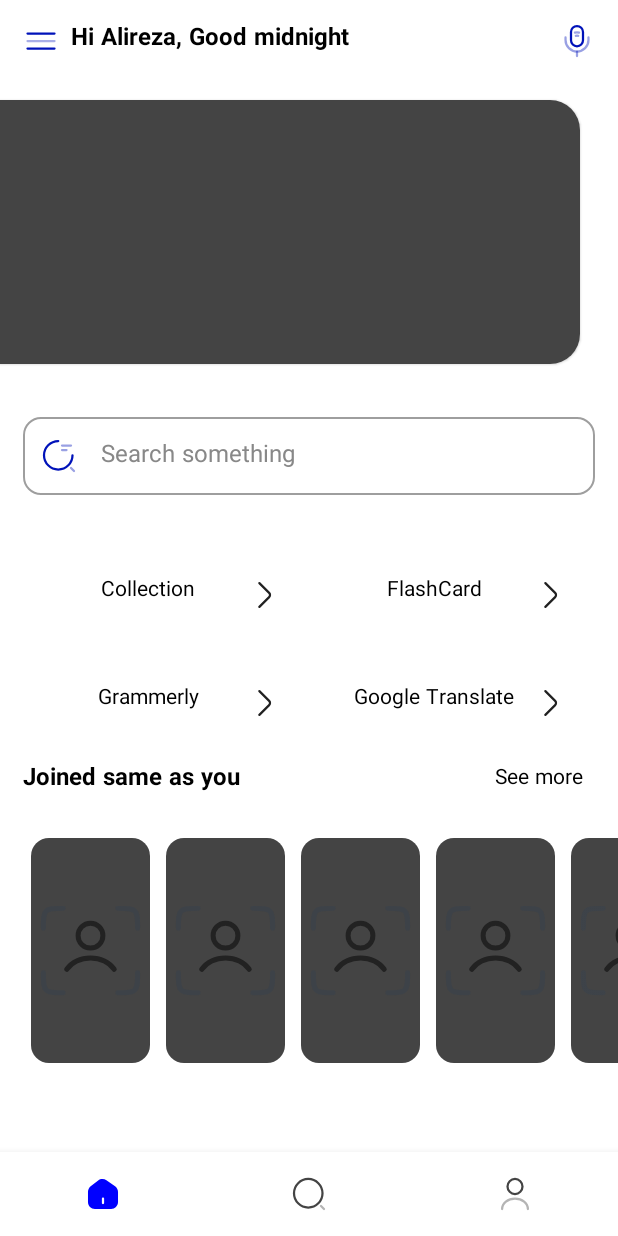
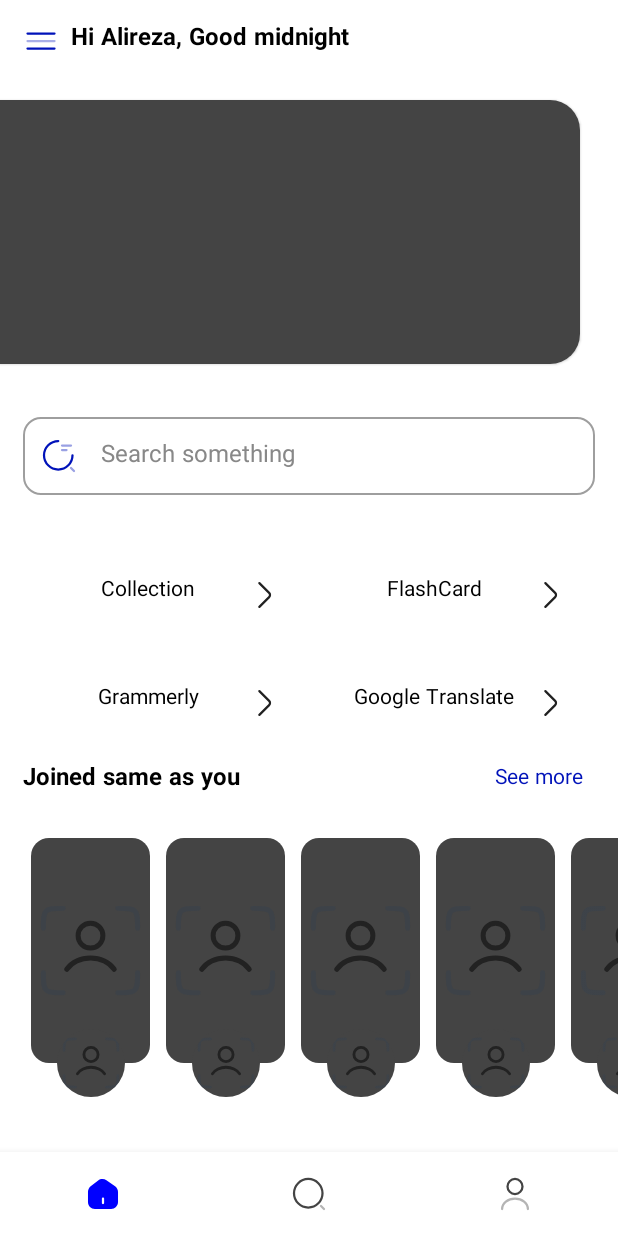
Before and after one commit to mrkhoshneshin/EnglishDictionary, an Android app built with Jetpack Compose: the screen it shows after launch (MainActivity), on a phone screen of 412 x 824 dp. Run offline under Robolectric (Android 15) with nearby library versions, the phone set to English and light mode, and no system bars; our stand-ins replace Dagger/Hilt's generated code, accompanist, constraintlayout-compose.

Commit message:
MohammadJavad: Add smallImage to userItem

```diff
--- a/app/build.gradle
+++ b/app/build.gradle
@@ -88,6 +88,9 @@ dependencies {
     //pager
     implementation "com.google.accompanist:accompanist-pager:0.22.0-rc"
 
+    //Lottie animation
     implementation "com.airbnb.android:lottie-compose:5.2.0"
 
+    //constraint layout
+    implementation "androidx.constraintlayout:constraintlayout-compose:1.0.1"
 }
--- a/app/src/main/java/english/dictionary/app/screen/home/HomeScreen.kt
+++ b/app/src/main/java/english/dictionary/app/screen/home/HomeScreen.kt
@@ -47,7 +47,7 @@ fun HomeScreen(viewModel: HomeViewModel) {
                 viewModel.getUserName().collectAsState(initial = "").value
             }, Good midnight",
             leftIcon = R.drawable.menu,
-            rightIcon = R.drawable.microphone,
+            rightIcon = null,
             onLeftIconClicked = {},
             onRightIconClicked = {}
         )
@@ -138,7 +138,10 @@ fun UsersListSection(
             TextButton(onClick = { onShowMoreButtonClicked() }, shape = RoundedCornerShape(16.dp)) {
                 Text(
                     text = seeMoreButtonText,
-                    style = DefaultTextStyle(fontSize = MaterialTheme.typography.body2.fontSize)
+                    style = DefaultTextStyle(
+                        fontSize = MaterialTheme.typography.body2.fontSize,
+                        color = blue
+                    )
                 )
             }
         }
@@ -151,3 +154,11 @@ fun UsersListSection(
         }
     }
 }
+
+@Composable
+@Preview(showBackground = true)
+fun ListPreview(viewModel: HomeViewModel = hiltViewModel()) {
+    UsersListSection(users = viewModel.getUsers()) {
+
+    }
+}
--- a/app/src/main/java/english/dictionary/app/screen/profile/ProfileScreen.kt
+++ b/app/src/main/java/english/dictionary/app/screen/profile/ProfileScreen.kt
@@ -39,7 +39,7 @@ fun ProfileScreen(viewModel: ProfileViewModel = hiltViewModel()) {
         Header(modifier = Modifier.padding(bottom = 12.dp),
             headerTitle = "Profile",
             leftIcon = R.drawable.menu,
-            rightIcon = R.drawable.microphone,
+            rightIcon = null,
             onLeftIconClicked = {},
             onRightIconClicked = {})
         UserInformationSection(viewModel.getUser())
@@ -58,7 +58,7 @@ fun UserInformationSection(
             .fillMaxWidth()
             .padding(bottom = 15.dp)
     ) {
-        UsersItem()
+        UsersItem(secondImage = null)
         Column {
             TextWithIcon(
                 title = stringResource(id = R.string.fullName),
--- a/app/src/main/java/english/dictionary/app/ui/common/Header.kt
+++ b/app/src/main/java/english/dictionary/app/ui/common/Header.kt
@@ -23,7 +23,7 @@ fun Header(
     modifier: Modifier = Modifier,
     headerTitle: String,
     leftIcon: Int,
-    rightIcon: Int,
+    rightIcon: Int?,
     onLeftIconClicked: () -> Unit,
     onRightIconClicked: () -> Unit
 ) {
@@ -42,6 +42,7 @@ fun Header(
             )
             Text(text = headerTitle, style = DefaultTextStyle(fontWeight = FontWeight.Bold))
         }
+        if (rightIcon != null)
             Icon(
                 modifier = Modifier.clickable { onRightIconClicked() },
                 painter = painterResource(id = rightIcon),
--- a/app/src/main/java/english/dictionary/app/ui/common/UsersItem.kt
+++ b/app/src/main/java/english/dictionary/app/ui/common/UsersItem.kt
@@ -2,9 +2,7 @@ package english.dictionary.app.ui.common
 
 import androidx.compose.foundation.Image
 import androidx.compose.foundation.background
-import androidx.compose.foundation.layout.height
-import androidx.compose.foundation.layout.padding
-import androidx.compose.foundation.layout.width
+import androidx.compose.foundation.layout.*
 import androidx.compose.foundation.shape.RoundedCornerShape
 import androidx.compose.runtime.Composable
 import androidx.compose.ui.Modifier
@@ -13,22 +11,47 @@ import androidx.compose.ui.graphics.Color
 import androidx.compose.ui.layout.ContentScale
 import androidx.compose.ui.res.painterResource
 import androidx.compose.ui.unit.dp
+import androidx.constraintlayout.compose.ConstraintLayout
 import english.dictionary.app.R
 
 @Composable
 fun UsersItem(
     image: Int = R.drawable.user_scan,
-    smallImage: Int? = null,
+    secondImage: Int? = R.drawable.user_scan,
 ) {
+    ConstraintLayout {
+        val (largeImage, smallImage) = createRefs()
         Image(
             modifier = Modifier
+                .constrainAs(largeImage) {
+                    top.linkTo(parent.top)
+                    start.linkTo(parent.start)
+                    end.linkTo(parent.end)
+                }
                 .height(150.dp)
                 .width(90.dp)
                 .padding(start = 5.dp, end = 5.dp)
                 .clip(RoundedCornerShape(12.dp))
                 .background(Color.DarkGray),
             painter = painterResource(id = image),
-        contentDescription = "userImage",
+            contentDescription = "largeImage",
             contentScale = ContentScale.Fit
         )
+        if(secondImage != null){
+            Image(
+                painter = painterResource(id = secondImage),
+                contentDescription = "smallImage",
+                modifier = Modifier
+                    .constrainAs(smallImage) {
+                        top.linkTo(largeImage.bottom)
+                        bottom.linkTo(largeImage.bottom)
+                        start.linkTo(largeImage.start)
+                        end.linkTo(largeImage.end)
                     }
+                    .size(45.dp)
+                    .clip(RoundedCornerShape(50.dp))
+                    .background(Color.DarkGray)
+            )
+        }
+    }
+}
```
Lines whose indentation alone changed are shown as unchanged.
